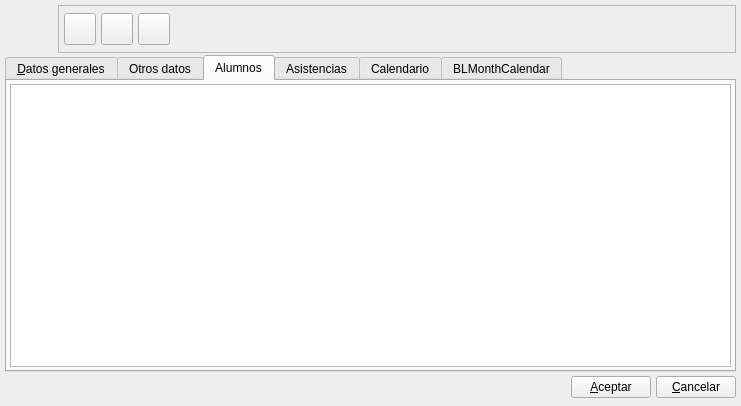
Before: the Qt Designer form bulmages/bulmafact/plugins/pluginbf_recibo/recibobase.ui in eboladev/Bulmages-1, drawn with Qt 5.
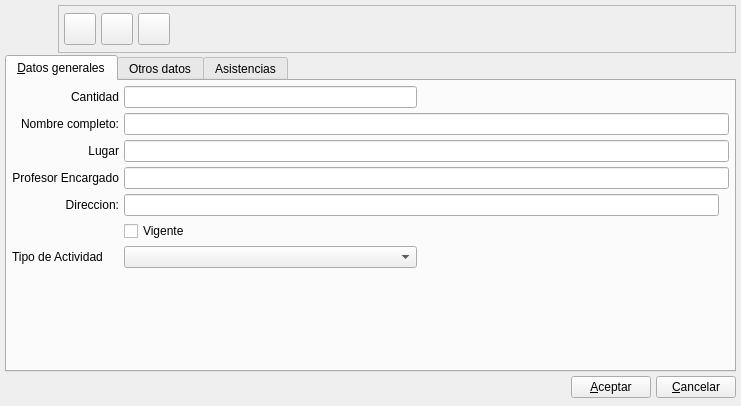
After: the same form once the commit is applied. The open tabs and pages were chosen to show the change. Icons and pictures are not drawn. Custom widgets are drawn as their Qt base class.

Diff of the .ui file:
```diff
--- a/bulmages/bulmafact/plugins/pluginbf_recibo/recibobase.ui
+++ b/bulmages/bulmafact/plugins/pluginbf_recibo/recibobase.ui
@@ -243,7 +243,7 @@
        <item row="0" column="0" >
         <widget class="QLabel" name="textLabel2_5" >
          <property name="text" >
-          <string>Codigo Actividad</string>
+          <string>Cantidad</string>
          </property>
          <property name="alignment" >
           <set>Qt::AlignRight|Qt::AlignTrailing|Qt::AlignVCenter</set>
@@ -367,7 +367,7 @@
         </spacer>
        </item>
        <item row="7" column="1" colspan="2" >
-        <widget class="Busqueda" native="1" name="mui_idprofesor" >
+        <widget class="Busqueda" native="1" name="mui_idcliente" >
          <property name="sizePolicy" >
           <sizepolicy vsizetype="Fixed" hsizetype="Expanding" >
            <horstretch>0</horstretch>
@@ -455,24 +455,6 @@
        </item>
       </layout>
      </widget>
-     <widget class="QWidget" name="tab_3" >
-      <property name="geometry" >
-       <rect>
-        <x>0</x>
-        <y>0</y>
-        <width>727</width>
-        <height>276</height>
-       </rect>
-      </property>
-      <attribute name="title" >
-       <string>Alumnos</string>
-      </attribute>
-      <layout class="QGridLayout" name="gridLayout_3" >
-       <item row="0" column="0" >
-        <widget class="QTableWidget" name="mui_alumnosList" />
-       </item>
-      </layout>
-     </widget>
      <widget class="QWidget" name="tab_4" >
       <property name="geometry" >
        <rect>
@@ -491,42 +473,6 @@
        </item>
       </layout>
      </widget>
-     <widget class="QWidget" name="tab" >
-      <property name="geometry" >
-       <rect>
-        <x>0</x>
-        <y>0</y>
-        <width>727</width>
-        <height>276</height>
-       </rect>
-      </property>
-      <attribute name="title" >
-       <string>Calendario</string>
-      </attribute>
-      <layout class="QGridLayout" name="gridLayout" >
-       <item row="0" column="0" >
-        <widget class="QCalendarWidget" name="calendarWidget" />
-       </item>
-      </layout>
-     </widget>
-     <widget class="QWidget" name="tab_2" >
-      <property name="geometry" >
-       <rect>
-        <x>0</x>
-        <y>0</y>
-        <width>727</width>
-        <height>276</height>
-       </rect>
-      </property>
-      <attribute name="title" >
-       <string>BLMonthCalendar</string>
-      </attribute>
-      <layout class="QGridLayout" name="gridLayout_2" >
-       <item row="0" column="0" >
-        <widget class="BLMonthCalendar" native="1" name="widget" />
-       </item>
-      </layout>
-     </widget>
     </widget>
    </item>
    <item>
@@ -573,12 +519,6 @@
  </widget>
  <layoutdefault spacing="4" margin="3" />
  <customwidgets>
-  <customwidget>
-   <class>BLMonthCalendar</class>
-   <extends>QWidget</extends>
-   <header>blmonthcalendar.h</header>
-   <container>1</container>
-  </customwidget>
   <customwidget>
    <class>Busqueda</class>
    <extends>QWidget</extends>
```
Left out of the diff: 4 changed lines with no effect on the pictures.
